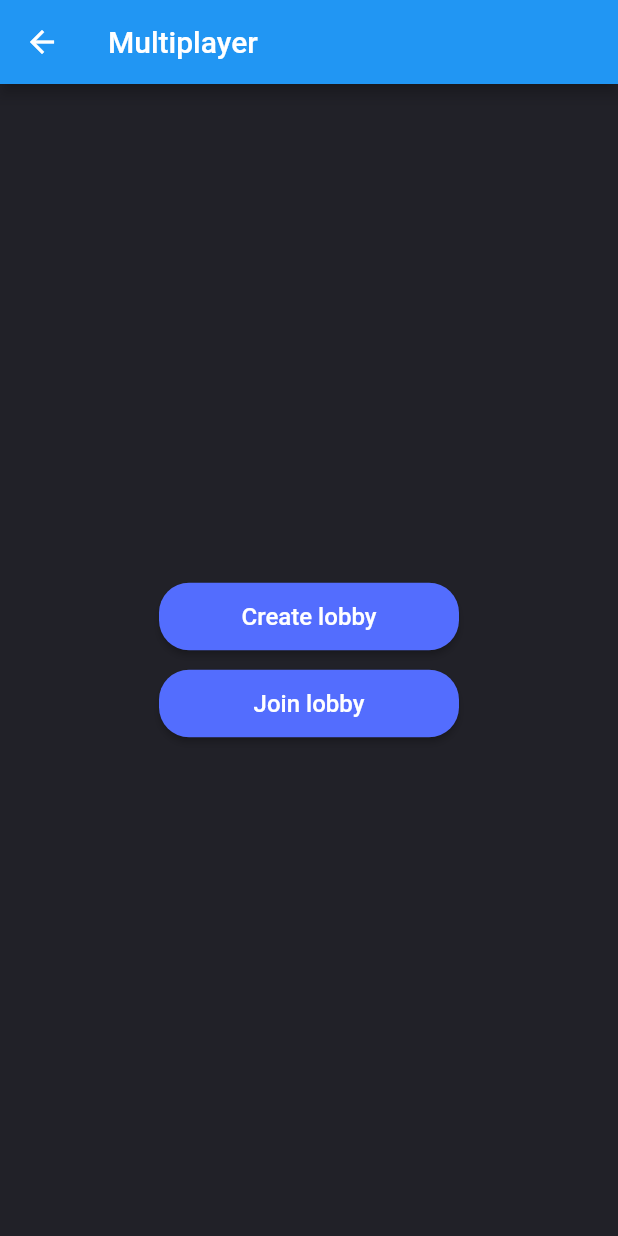
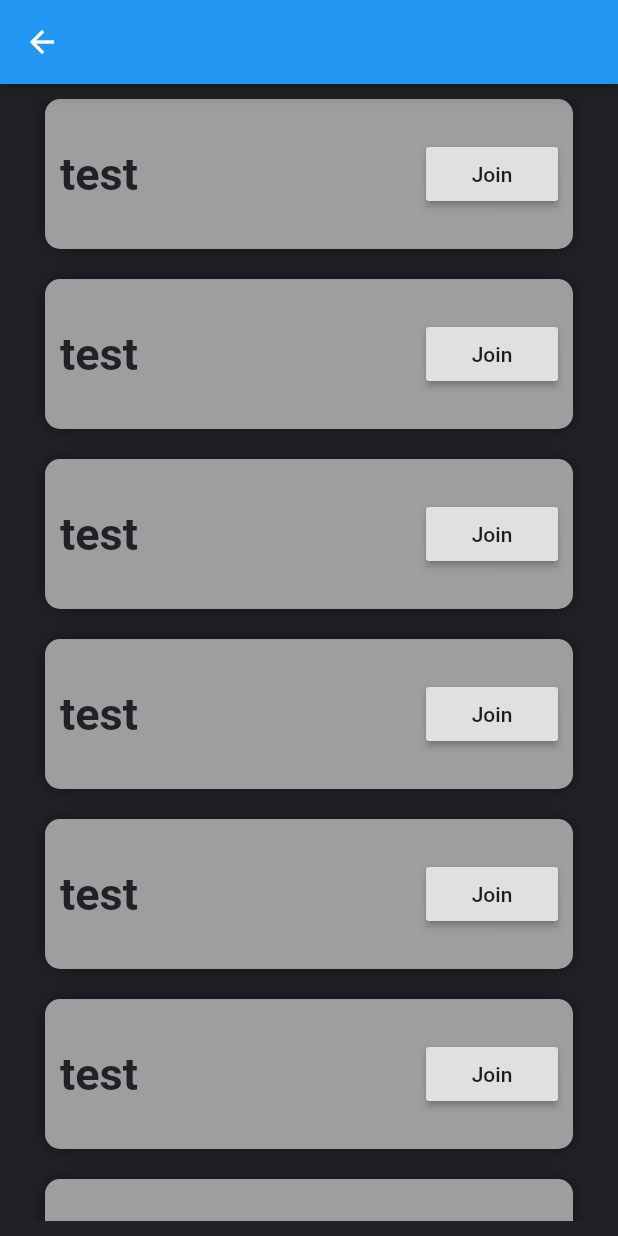
Before and after one commit to Mintra99/BachelorOppgave, a Flutter app: the MultiplayerPage screen opened directly, after a tap on "Join lobby", on a phone screen of 412 x 824 dp. Run offline on Flutter 3.47's test engine with Material 2 defaults, Android fonts, the phone set to English and light mode, and no system bars; our stand-ins replace email_validator, shared_preferences; accounts and stored records are empty; Roboto replaces fonts that are missing (Alike, Avenir).

Commit message:
updated UI + started on join lobby

```diff
--- a/factgame/lib/UI/gamemode/multiplayer_manager.dart
+++ b/factgame/lib/UI/gamemode/multiplayer_manager.dart
@@ -1,4 +1,5 @@
 import 'package:factgame/UI/lobby/createlobby.dart';
+import 'package:factgame/UI/lobby/joinlobby.dart';
 import 'package:factgame/models/global.dart';
 import 'package:flutter/material.dart';
 
@@ -90,7 +91,11 @@ class MultiplayerPage extends StatelessWidget {
               child: MaterialButton(
                 color: Colors.indigoAccent,
                   onPressed: (){
-
+                    Navigator.push(
+                      context,
+                      MaterialPageRoute(builder: (context) => JoinLobby()
+                      ),
+                    );
                   },
                 child: Text("Join lobby",
                     style: TextStyle(
--- /dev/null
+++ b/factgame/lib/UI/lobby/joinlobby.dart
@@ -0,0 +1,35 @@
+import 'package:factgame/models/global.dart';
+import 'package:factgame/models/widgets/lobby.dart';
+import 'package:flutter/material.dart';
+import 'package:flutter/cupertino.dart';
+
+class JoinLobby extends StatefulWidget {
+  @override
+  _JoinLobbyState createState() => _JoinLobbyState();
+}
+
+class _JoinLobbyState extends State<JoinLobby> {
+  @override
+  Widget build(BuildContext context) {
+    return Scaffold(
+      appBar: AppBar(),
+      body: DecoratedBox(
+        child: Container(
+          margin: EdgeInsets.all(10.0),
+          child: ListView(
+            children: getList(),
+          ),
+        ),
+        decoration: BoxDecoration(color: darkGrayColor),
+      )
+    );
+  }
+  List<Widget> getList() {
+    //replace this list with a list of lobbies
+    List<Lobby> list = [];
+    for (int i = 0; i< 10; i++) {
+      list.add(Lobby(username: "test"));
+    }
+    return list;
+  }
+}
--- /dev/null
+++ b/factgame/lib/models/widgets/lobby.dart
@@ -0,0 +1,46 @@
+import 'package:flutter/material.dart';
+
+import '../global.dart';
+
+class Lobby extends StatelessWidget {
+  final String username;
+
+  Lobby({this.username});
+
+  @override
+  Widget build(BuildContext context) {
+    return Container(
+      margin: EdgeInsets.only(bottom: 20, left: 20, right: 20),
+      height: 100,
+      decoration: BoxDecoration(
+          color: Colors.grey,
+          borderRadius: BorderRadius.all(Radius.circular(10)),
+          boxShadow: [
+            new BoxShadow(
+              color: Colors.black.withOpacity(0.5),
+              blurRadius: 10.0,
+            )
+          ]),
+      child: Row(
+        children: <Widget>[
+          Container(
+            margin: EdgeInsets.all(10.0),
+            child: Text(
+              username,
+              style: darkScoreboardName,
+            ),
+          ),
+          Spacer(),
+          Container(
+              margin: EdgeInsets.all(10.0),
+              child: RaisedButton(
+                onPressed: () {
+                  //TODO: make the button add the player to the lobby
+                },
+                child: Text('Join'),
+              )),
+        ],
+      ),
+    );
+  }
+}
```
Also changed, not shown: factgame/lib/UI/gameUI/guesser.dart (+0 -28 lines), factgame/lib/UI/scoreboard/multip_scoreboard.dart (+5 -2 lines), factgame/lib/UI/scoreboard/singlep_scoreboard.dart (+5 -2 lines).
